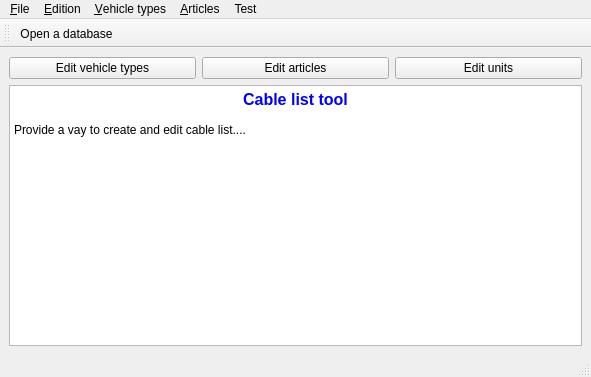
Before: the Qt Designer form tools/mdtcablelist/src/mdtClMainWindow.ui in scandyna/multidiagtools, drawn with Qt 5.
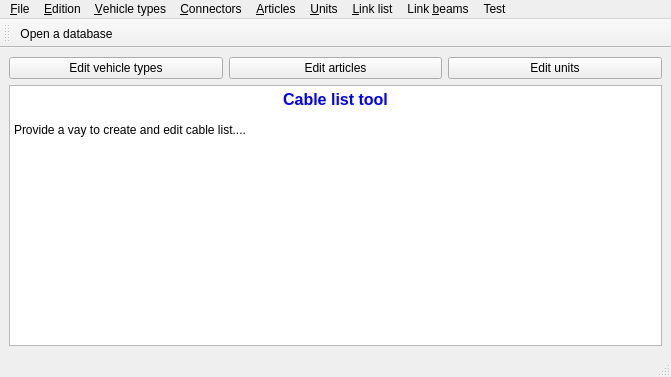
After: the same form once the commit is applied. Icons and pictures are not drawn.

Patch:
```diff
--- a/tools/mdtcablelist/src/mdtClMainWindow.ui
+++ b/tools/mdtcablelist/src/mdtClMainWindow.ui
@@ -6,7 +6,7 @@
    <rect>
     <x>0</x>
     <y>0</y>
-    <width>591</width>
+    <width>671</width>
     <height>377</height>
    </rect>
   </property>
@@ -62,7 +62,7 @@
     <rect>
      <x>0</x>
      <y>0</y>
-     <width>591</width>
+     <width>671</width>
      <height>21</height>
     </rect>
    </property>
@@ -115,10 +115,44 @@
     <addaction name="actEditSelectedArticle"/>
     <addaction name="actEditArticle"/>
    </widget>
+   <widget class="QMenu" name="menu_Units">
+    <property name="title">
+     <string>&amp;Units</string>
+    </property>
+    <addaction name="actViewUnit"/>
+    <addaction name="actEditSelectedUnit"/>
+    <addaction name="actEditUnit"/>
+   </widget>
+   <widget class="QMenu" name="menu_Connectors">
+    <property name="title">
+     <string>&amp;Connectors</string>
+    </property>
+    <addaction name="actViewConnector"/>
+    <addaction name="actEditSelectedConnector"/>
+    <addaction name="actEditConnector"/>
+   </widget>
+   <widget class="QMenu" name="menuLink_beams">
+    <property name="title">
+     <string>Link &amp;beams</string>
+    </property>
+    <addaction name="actViewLinkBeam"/>
+    <addaction name="actEditSelectedLinkBeam"/>
+    <addaction name="actEditLinkBeam"/>
+   </widget>
+   <widget class="QMenu" name="menu_Link_list">
+    <property name="title">
+     <string>&amp;Link list</string>
+    </property>
+    <addaction name="actViewLinkList"/>
+   </widget>
    <addaction name="menu_File"/>
    <addaction name="menu_Edition"/>
    <addaction name="menuVehicle_types"/>
+   <addaction name="menu_Connectors"/>
    <addaction name="menu_Articles"/>
+   <addaction name="menu_Units"/>
+   <addaction name="menu_Link_list"/>
+   <addaction name="menuLink_beams"/>
    <addaction name="menuTest"/>
   </widget>
   <widget class="QStatusBar" name="statusbar"/>
```
Left out of the diff: 42 changed lines with no effect on the pictures.
